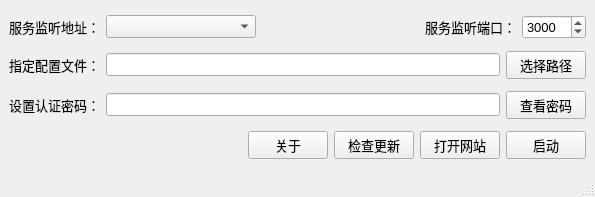
Jonnyan404/cloud-clipboard-go-launcher, file main.ui: the form before one commit.
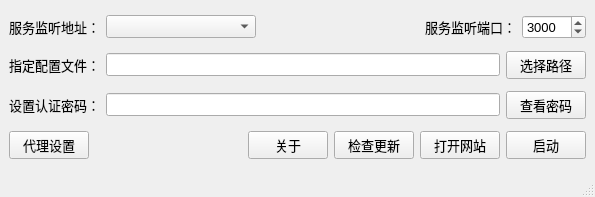
The form after the commit.

Commit message: feat: 添加代理设置功能，支持URL和传统HTTP/SOCKS代理

The edit to the form file:
```diff
--- a/main.ui
+++ b/main.ui
@@ -128,6 +128,13 @@
     </item>
     <item row="3" column="0">
      <layout class="QHBoxLayout" name="horizontalLayout_4">
+      <item>
+       <widget class="QPushButton" name="proxySettingsBtn">
+        <property name="text">
+         <string>代理设置</string>
+        </property>
+       </widget>
+      </item>
       <item>
        <spacer name="horizontalSpacer">
         <property name="orientation">
@@ -135,7 +142,7 @@
         </property>
         <property name="sizeHint" stdset="0">
          <size>
-          <width>178</width>
+          <width>98</width>
           <height>20</height>
          </size>
         </property>
```
Left out of the diff: 1 changed line with no effect on the pictures. The commit also changes 3 other files.
